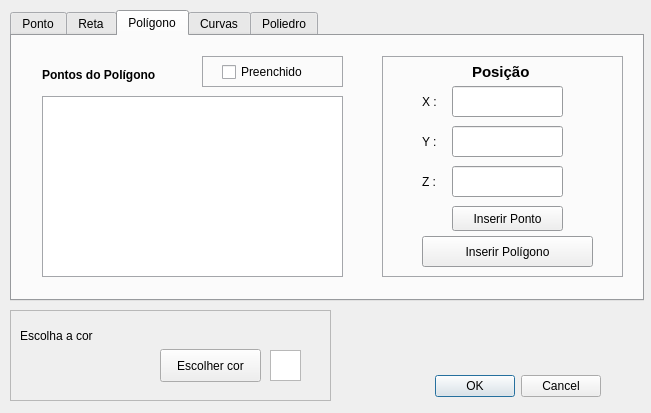
First picture: the form in dialog.ui, repository renannetto/sistema-grafico-interativo, before the edit.
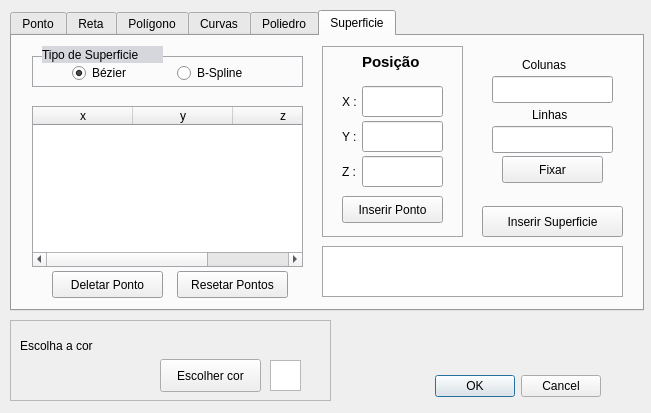
Second picture: the form after the edit.

Commit message: Interfacezinha para Superficies (nao mto testada)

```diff
--- a/dialog.ui
+++ b/dialog.ui
@@ -35,7 +35,7 @@
      <x>10</x>
      <y>10</y>
      <width>634</width>
-     <height>291</height>
+     <height>301</height>
     </rect>
    </property>
    <property name="palette">
@@ -103,7 +103,7 @@
     </palette>
    </property>
    <property name="currentIndex">
-    <number>2</number>
+    <number>5</number>
    </property>
    <property name="movable">
     <bool>true</bool>
@@ -1186,14 +1186,340 @@
      </property>
     </widget>
    </widget>
+   <widget class="QWidget" name="tab_6">
+    <attribute name="title">
+     <string>Superficie</string>
+    </attribute>
+    <widget class="QFrame" name="frame_10">
+     <property name="geometry">
+      <rect>
+       <x>20</x>
+       <y>20</y>
+       <width>271</width>
+       <height>31</height>
+      </rect>
+     </property>
+     <property name="frameShape">
+      <enum>QFrame::StyledPanel</enum>
+     </property>
+     <property name="frameShadow">
+      <enum>QFrame::Raised</enum>
+     </property>
+     <widget class="QRadioButton" name="radioBezierSup">
+      <property name="geometry">
+       <rect>
+        <x>40</x>
+        <y>6</y>
+        <width>109</width>
+        <height>22</height>
+       </rect>
+      </property>
+      <property name="text">
+       <string>Bézier</string>
+      </property>
+      <property name="checked">
+       <bool>true</bool>
+      </property>
+     </widget>
+     <widget class="QRadioButton" name="radioSplineSup">
+      <property name="geometry">
+       <rect>
+        <x>145</x>
+        <y>6</y>
+        <width>109</width>
+        <height>22</height>
+       </rect>
+      </property>
+      <property name="text">
+       <string>B-Spline</string>
+      </property>
+     </widget>
+    </widget>
+    <widget class="QLabel" name="label_30">
+     <property name="geometry">
+      <rect>
+       <x>30</x>
+       <y>10</y>
+       <width>121</width>
+       <height>17</height>
+      </rect>
+     </property>
+     <property name="autoFillBackground">
+      <bool>true</bool>
+     </property>
+     <property name="text">
+      <string>Tipo de Superficie</string>
+     </property>
+    </widget>
+    <widget class="QTableWidget" name="tableSup">
+     <property name="geometry">
+      <rect>
+       <x>20</x>
+       <y>70</y>
+       <width>271</width>
+       <height>161</height>
+      </rect>
+     </property>
+     <property name="columnCount">
+      <number>3</number>
+     </property>
+     <column>
+      <property name="text">
+       <string>x</string>
+      </property>
+     </column>
+     <column>
+      <property name="text">
+       <string>y</string>
+      </property>
+     </column>
+     <column>
+      <property name="text">
+       <string>z</string>
+      </property>
+     </column>
+    </widget>
+    <widget class="QFrame" name="frame_11">
+     <property name="geometry">
+      <rect>
+       <x>310</x>
+       <y>10</y>
+       <width>141</width>
+       <height>191</height>
+      </rect>
+     </property>
+     <property name="frameShape">
+      <enum>QFrame::StyledPanel</enum>
+     </property>
+     <property name="frameShadow">
+      <enum>QFrame::Raised</enum>
+     </property>
+     <widget class="QLabel" name="label_31">
+      <property name="geometry">
+       <rect>
+        <x>40</x>
+        <y>0</y>
+        <width>61</width>
+        <height>31</height>
+       </rect>
+      </property>
+      <property name="font">
+       <font>
+        <pointsize>11</pointsize>
+        <weight>75</weight>
+        <bold>true</bold>
+       </font>
+      </property>
+      <property name="text">
+       <string>Posição</string>
+      </property>
+     </widget>
+     <widget class="QLabel" name="label_32">
+      <property name="geometry">
+       <rect>
+        <x>20</x>
+        <y>40</y>
+        <width>21</width>
+        <height>31</height>
+       </rect>
+      </property>
+      <property name="text">
+       <string>X : </string>
+      </property>
+     </widget>
+     <widget class="QLineEdit" name="curvaXSup">
+      <property name="geometry">
+       <rect>
+        <x>40</x>
+        <y>40</y>
+        <width>81</width>
+        <height>31</height>
+       </rect>
+      </property>
+      <property name="text">
+       <string/>
+      </property>
+     </widget>
+     <widget class="QLabel" name="label_33">
+      <property name="geometry">
+       <rect>
+        <x>20</x>
+        <y>75</y>
+        <width>21</width>
+        <height>31</height>
+       </rect>
+      </property>
+      <property name="text">
+       <string>Y : </string>
+      </property>
+     </widget>
+     <widget class="QLineEdit" name="curvaYSup">
+      <property name="geometry">
+       <rect>
+        <x>40</x>
+        <y>75</y>
+        <width>81</width>
+        <height>31</height>
+       </rect>
+      </property>
+      <property name="text">
+       <string/>
+      </property>
+     </widget>
+     <widget class="QPushButton" name="inserirPontoSupBotao">
+      <property name="geometry">
+       <rect>
+        <x>20</x>
+        <y>150</y>
+        <width>101</width>
+        <height>27</height>
+       </rect>
+      </property>
+      <property name="text">
+       <string>Inserir Ponto</string>
+      </property>
+     </widget>
+     <widget class="QLineEdit" name="curvaZSup">
+      <property name="geometry">
+       <rect>
+        <x>40</x>
+        <y>110</y>
+        <width>81</width>
+        <height>31</height>
+       </rect>
+      </property>
+     </widget>
+     <widget class="QLabel" name="label_34">
+      <property name="geometry">
+       <rect>
+        <x>20</x>
+        <y>110</y>
+        <width>21</width>
+        <height>31</height>
+       </rect>
+      </property>
+      <property name="text">
+       <string>Z :</string>
+      </property>
+     </widget>
+    </widget>
+    <widget class="QPushButton" name="inserirSup">
+     <property name="geometry">
+      <rect>
+       <x>470</x>
+       <y>170</y>
+       <width>141</width>
+       <height>31</height>
+      </rect>
+     </property>
+     <property name="text">
+      <string>Inserir Superficie</string>
+     </property>
+    </widget>
+    <widget class="QLineEdit" name="editColunasSup">
+     <property name="geometry">
+      <rect>
+       <x>480</x>
+       <y>40</y>
+       <width>121</width>
+       <height>27</height>
+      </rect>
+     </property>
+    </widget>
+    <widget class="QLineEdit" name="editLinhasSup">
+     <property name="geometry">
+      <rect>
+       <x>480</x>
+       <y>90</y>
+       <width>121</width>
+       <height>27</height>
+      </rect>
+     </property>
+    </widget>
+    <widget class="QPushButton" name="fixarLinhasColunasSup">
+     <property name="geometry">
+      <rect>
+       <x>490</x>
+       <y>120</y>
+       <width>101</width>
+       <height>27</height>
+      </rect>
+     </property>
+     <property name="text">
+      <string>Fixar</string>
+     </property>
+    </widget>
+    <widget class="QLabel" name="label_35">
+     <property name="geometry">
+      <rect>
+       <x>510</x>
+       <y>20</y>
+       <width>61</width>
+       <height>17</height>
+      </rect>
+     </property>
+     <property name="text">
+      <string>Colunas</string>
+     </property>
+    </widget>
+    <widget class="QLabel" name="label_36">
+     <property name="geometry">
+      <rect>
+       <x>520</x>
+       <y>70</y>
+       <width>51</width>
+       <height>17</height>
+      </rect>
+     </property>
+     <property name="text">
+      <string>Linhas</string>
+     </property>
+    </widget>
+    <widget class="QTextBrowser" name="logSup">
+     <property name="geometry">
+      <rect>
+       <x>310</x>
+       <y>210</y>
+       <width>301</width>
+       <height>51</height>
+      </rect>
+     </property>
+    </widget>
+    <widget class="QPushButton" name="pushButton_8">
+     <property name="geometry">
+      <rect>
+       <x>165</x>
+       <y>235</y>
+       <width>111</width>
+       <height>27</height>
+      </rect>
+     </property>
+     <property name="text">
+      <string>Resetar Pontos</string>
+     </property>
+    </widget>
+    <widget class="QPushButton" name="pushButton_11">
+     <property name="geometry">
+      <rect>
+       <x>40</x>
+       <y>235</y>
+       <width>111</width>
+       <height>27</height>
+      </rect>
+     </property>
+     <property name="text">
+      <string>Deletar Ponto</string>
+     </property>
+    </widget>
+   </widget>
   </widget>
   <widget class="QFrame" name="frame_5">
    <property name="geometry">
     <rect>
      <x>10</x>
-     <y>310</y>
+     <y>320</y>
      <width>321</width>
-     <height>91</height>
+     <height>81</height>
     </rect>
    </property>
    <property name="frameShape">
```
The commit also changes 3 other files.
